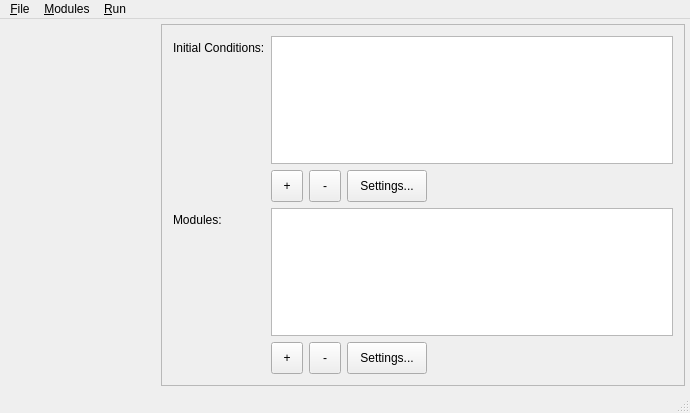
The window that Code/exp_design/ui_experimentmanager.ui (economou/gpunit) describes before a commit, drawn with Qt 5.
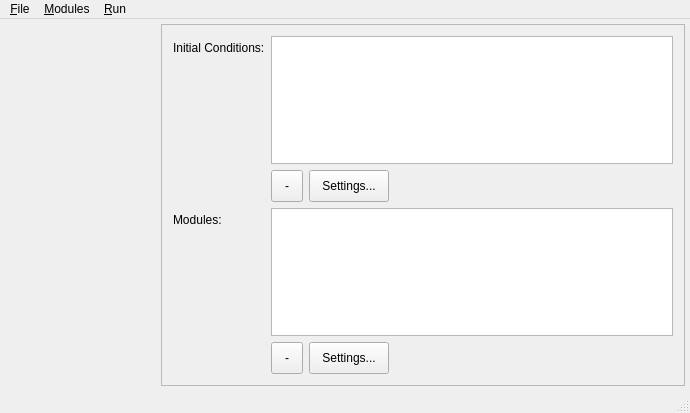
The same window after the commit. Custom widgets are drawn as their Qt base class.

Commit message: More moving of modules/init conds.

```diff
--- a/Code/exp_design/ui_experimentmanager.ui
+++ b/Code/exp_design/ui_experimentmanager.ui
@@ -92,25 +92,6 @@
        </item>
        <item row="1" column="1">
         <layout class="QHBoxLayout" name="horizontalLayout">
-         <item>
-          <widget class="QToolButton" name="addInitButton">
-           <property name="minimumSize">
-            <size>
-             <width>32</width>
-             <height>32</height>
-            </size>
-           </property>
-           <property name="maximumSize">
-            <size>
-             <width>32</width>
-             <height>32</height>
-            </size>
-           </property>
-           <property name="text">
-            <string>+</string>
-           </property>
-          </widget>
-         </item>
          <item>
           <widget class="QToolButton" name="removeInitButton">
            <property name="minimumSize">
@@ -160,25 +141,6 @@
        </item>
        <item row="4" column="1">
         <layout class="QHBoxLayout" name="horizontalLayout_2">
-         <item>
-          <widget class="QToolButton" name="addModuleButton">
-           <property name="minimumSize">
-            <size>
-             <width>32</width>
-             <height>32</height>
-            </size>
-           </property>
-           <property name="maximumSize">
-            <size>
-             <width>32</width>
-             <height>32</height>
-            </size>
-           </property>
-           <property name="text">
-            <string>+</string>
-           </property>
-          </widget>
-         </item>
          <item>
           <widget class="QToolButton" name="removeModuleButton">
            <property name="minimumSize">
```
Left out of the diff: 32 changed lines with no effect on the pictures. The commit also changes 2 other files.
